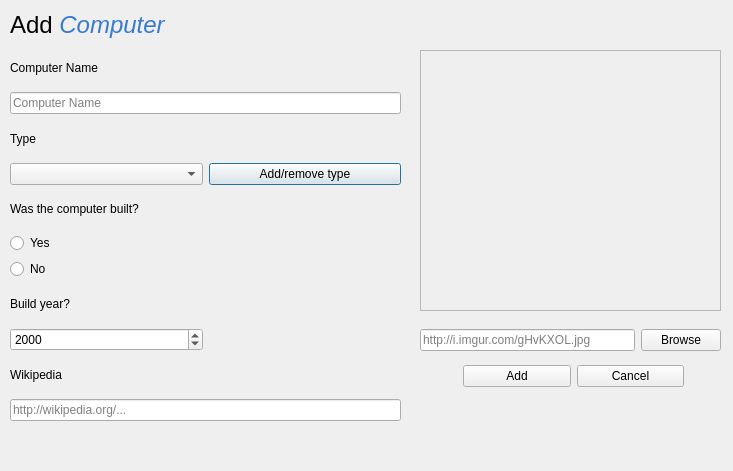
VLN-H7/Skil3, file ui/computerdialog.ui: the form before one commit.
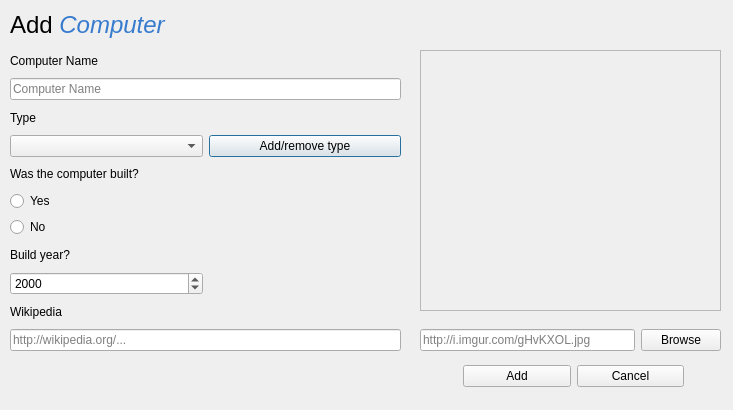
The form after the commit.

What changed in the file:
```diff
--- a/ui/computerdialog.ui
+++ b/ui/computerdialog.ui
@@ -7,7 +7,7 @@
     <x>0</x>
     <y>0</y>
     <width>733</width>
-    <height>471</height>
+    <height>410</height>
    </rect>
   </property>
   <property name="minimumSize">
@@ -25,7 +25,7 @@
      <x>10</x>
      <y>50</y>
      <width>391</width>
-     <height>371</height>
+     <height>301</height>
     </rect>
    </property>
    <layout class="QGridLayout" name="gridLayout_3">
```
